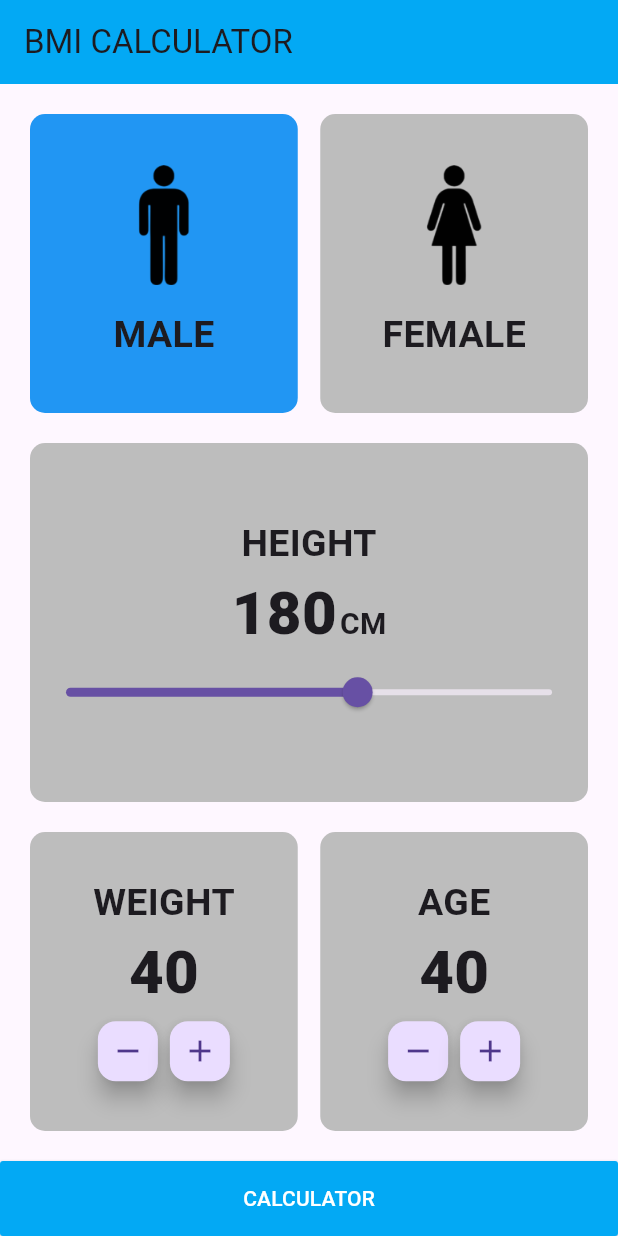
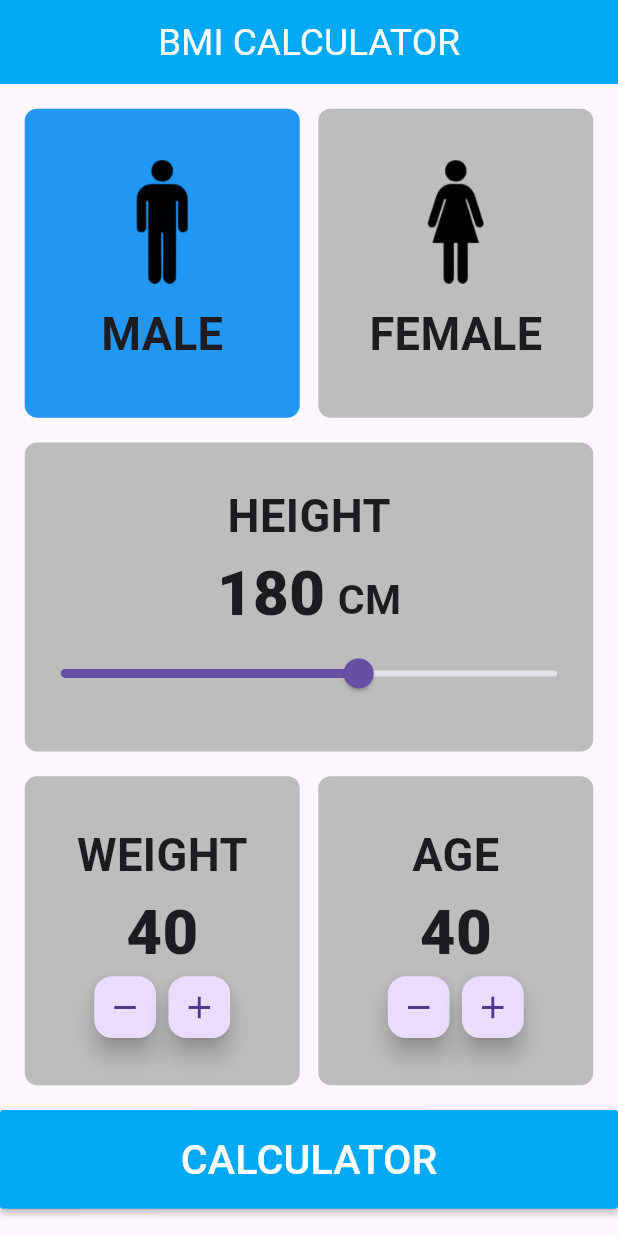
Before and after one commit to OmarMushtaha2020/bmi_app, a Flutter app: the screen it shows after launch, on a phone screen of 412 x 824 dp. Run offline on Flutter 3.47's test engine with Material 3 defaults, Android fonts, the phone set to English and light mode, and no system bars; our stand-ins replace bloc, device_preview, flutter_bloc, sizer.

Commit message:
Final Changes

```diff
--- a/lib/bloc_app/bloc.dart
+++ b/lib/bloc_app/bloc.dart
@@ -53,6 +53,7 @@ class BlocApp extends Bloc<AppEvent, AppState> {
     changeValueOfSlider(value);
     yield SliderValueChangedSuccessfully();
   }
+//com.example.my.bmi_app
 
   Stream<AppState> _mapIncreaseAgeToState() async* {
     increaseMyAge();
--- a/lib/main.dart
+++ b/lib/main.dart
@@ -4,7 +4,7 @@ import 'package:bmi_app/shared/route/app_route.dart';
 import 'package:device_preview/device_preview.dart';
 import 'package:flutter/material.dart';
 import 'package:flutter_bloc/flutter_bloc.dart';
-
+import 'package:sizer/sizer.dart'; // Import the sizer package
 
 void main() {
   Bloc.observer = BlocObserverToApp();
@@ -21,37 +21,19 @@ void main() {
   );
 }
 
-
-
 class MyApp extends StatelessWidget {
   AppRoute appRoute = AppRoute();
 
   @override
   Widget build(BuildContext context) {
-    return MaterialApp(
-      builder: DevicePreview.appBuilder,
-      onGenerateRoute: appRoute.generateRoute,
-      debugShowCheckedModeBanner: false,
+    return Sizer( // Wrap your MaterialApp with Sizer
+      builder: (context, orientation, deviceType) {
+        return MaterialApp(
+          builder: DevicePreview.appBuilder,
+          onGenerateRoute: appRoute.generateRoute,
+          debugShowCheckedModeBanner: false,
+        );
+      },
     );
   }
 }
-
-// home: AnimatedSplashScreen(splashIconSize: double.infinity,splash:
-// Column(
-// mainAxisAlignment: MainAxisAlignment.center,
-// children: [
-// Image(image: AssetImage("assets/image/bmi.png"),height: 100,),
-//
-// Padding(
-// padding: const EdgeInsets.only(top: 10),
-// child: Text("Bmi Calculator",style: TextStyle(
-// fontSize: 18,
-// fontWeight: FontWeight.bold
-// ),),
-// )
-// ],
-// )
-// , nextScreen: Bmi_Calculator(),
-// splashTransition: SplashTransition.sizeTransition,
-//
-// ),
--- a/lib/presentations/screen/bmi_calculator_screen.dart
+++ b/lib/presentations/screen/bmi_calculator_screen.dart
@@ -5,6 +5,7 @@ import 'package:bmi_app/bloc_app/event.dart';
 import 'package:bmi_app/bloc_app/state.dart';
 import 'package:flutter/material.dart';
 import 'package:flutter_bloc/flutter_bloc.dart';
+import 'package:sizer/sizer.dart';
 class BmiCalculator extends StatelessWidget {
   @override
   Widget build(BuildContext context) {
@@ -15,14 +16,20 @@ class BmiCalculator extends StatelessWidget {
           return  Scaffold(
             appBar: AppBar(
               backgroundColor: Colors.lightBlue,
-              title: Text("BMI CALCULATOR"),
+              centerTitle: true,
+              title: Text("BMI CALCULATOR",style: TextStyle(
+                color: Colors.white,
+                fontSize: 18.sp
+              ),),
             ),
-            body: Column(
+            body: SingleChildScrollView(
+              child: Column(
                 children: [
-                Expanded(
+                  Padding(
+                    padding:  EdgeInsets.all(4.0.w),
                     child:
-                    Padding(
-                      padding: const EdgeInsets.all(20.0),
+                    Container(
+                      height: 25.h,
                       child: Row(
                         children: [
                           Expanded(
@@ -37,24 +44,25 @@ class BmiCalculator extends StatelessWidget {
                                   children: [
                                     Image(
                                       image: AssetImage("assets/image/male.png"),
-                                      width: 80,
-                                      height: 80,
+                                      width: 10.w,
+                                      height: 10.h,
+                                      fit: BoxFit.cover,
                                       color: Colors.black,),
-                                    SizedBox(height: 15.0,),
+                                    SizedBox(height: 1.5.h),
                                     Text("MALE", style: TextStyle(
-                                        fontSize: 25,
+                                        fontSize: 22.sp,
                                         fontWeight: FontWeight.bold
                                     ),),
                                   ],),
                                 decoration: BoxDecoration(
                                   color:BlocApp.get(context).isMale ? Colors.blue : Colors
                                       .grey[400],
-                                  borderRadius: BorderRadius.circular(10),
+                                  borderRadius: BorderRadius.circular(1.h),
                                 ),
                               ),
                             ),
                           ),
-                          SizedBox(width: 15,),
+                          SizedBox(width: 3.w,),
                           Expanded(
                             child: GestureDetector(
                               onTap: () {
@@ -67,18 +75,19 @@ class BmiCalculator extends StatelessWidget {
                                   children: [
                                     Image(image: AssetImage(
                                         "assets/image/female.png"),
-                                      width: 80,
-                                      height: 80,
-                                      color: Colors.black,),
-                                    SizedBox(height: 15.0,),
+                                      width: 10.w,
+                                      height: 10.h,
+                                      color: Colors.black,
+                                    fit: BoxFit.cover,),
+                                    SizedBox(height: 1.5.h,),
                                     Text("FEMALE", style: TextStyle(
-                                        fontSize: 25,
+                                        fontSize: 22.sp,
                                         fontWeight: FontWeight.bold
                                     ),),
                                   ],),
                                 decoration: BoxDecoration(
                                   color: BlocApp.get(context).isMale ? Colors.grey[400] : Colors.blue,
-                                  borderRadius: BorderRadius.circular(10),
+                                  borderRadius: BorderRadius.circular(1.h),
                                 ),
                               ),
                             ),
@@ -86,23 +95,23 @@ class BmiCalculator extends StatelessWidget {
 
                         ],
                       ),
-                    )
                     ),
-                Expanded(
-                    child: Padding(
-                      padding: const EdgeInsets.symmetric(horizontal: 20),
+                  ),
+                  Padding(
+                    padding:  EdgeInsets.symmetric(horizontal: 4.w),
                     child: Container(
+                      height: 25.h,
                       decoration: BoxDecoration(
                         color: Colors.grey[400],
 
-                          borderRadius: BorderRadius.circular(10.0),
+                        borderRadius: BorderRadius.circular(1.h),
                       ),
                       child: Column(
                         mainAxisAlignment: MainAxisAlignment.center,
                         crossAxisAlignment: CrossAxisAlignment.center,
                         children: [
                           Text("HEIGHT", style: TextStyle(
-                                fontSize: 25.0,
+                              fontSize: 22.sp,
                               fontWeight: FontWeight.bold
                           ),),
                           Row(
@@ -113,12 +122,12 @@ class BmiCalculator extends StatelessWidget {
                             children: [
                               Text("${BlocApp.get(context).number
                                   .round()}", style: TextStyle(
-                                    fontSize: 40.0,
+                                  fontSize: 30.sp,
                                   fontWeight: FontWeight.w900
                               ),),
-                                SizedBox(width: 2,),
+                              SizedBox(width: 2.w,),
                               Text("CM", style: TextStyle(
-                                    fontSize: 20.0,
+                                  fontSize: 20.0.sp,
                                   fontWeight: FontWeight.bold
                               ),),
 
@@ -131,89 +140,110 @@ class BmiCalculator extends StatelessWidget {
                         ],
                       ),
                     ),
-                    )
                   ),
-                Expanded(
-                    child: Padding(
-                      padding: const EdgeInsets.all(20.0),
+                  Padding(
+                    padding:  EdgeInsets.all(4.w),
+                    child: Container(
+                      height: 25.h,
                       child: Row(
                         children: [
                           Expanded(
                             child: Container(
                               decoration: BoxDecoration(
                                 color: Colors.grey[400],
-                                borderRadius: BorderRadius.circular(10),
+                                borderRadius: BorderRadius.circular(1.h),
                               ),
                               child: Column(
                                 mainAxisAlignment: MainAxisAlignment.center,
 
                                 children: [
                                   Text("WEIGHT", style: TextStyle(
-                                      fontSize: 25,
+                                      fontSize: 22.sp,
                                       fontWeight: FontWeight.bold
                                   ),),
                                   Text("${
                                       BlocApp.get(context).weight
                                           .round()}", style: TextStyle(
-                                      fontSize: 40,
+                                      fontSize: 30.sp,
                                       fontWeight: FontWeight.w900
 
                                   ),),
                                   Row(
                                     mainAxisAlignment: MainAxisAlignment.center,
                                     children: [
-                                      FloatingActionButton(onPressed: () {
+                                      SizedBox(
+                                        height: 5.h,
+                                        width: 10.w,
+                                        child: FloatingActionButton(onPressed: () {
                                           BlocApp.get(context).add(ReduceWeight());
                                         },
-                                        child: Icon(Icons.remove),
+                                          child: Icon(Icons.remove,size: 6.w,),
                                           mini: true,),
-                                      FloatingActionButton(
+                                      ),
+                                      SizedBox(width: 2.w,),
+                                      SizedBox(
+                                        height: 5.h,
+                                        width: 10.w,
+                                        child: FloatingActionButton(
                                           heroTag: "qw",
                                           onPressed: () {
 
                                             BlocApp.get(context).add(IncreaseWeight());
 
                                           },
-                                        child: Icon(Icons.add),
+                                          child: Icon(Icons.add,size: 6.w,),
                                           mini: true,),
+                                      ),
                                     ],),
                                 ],
                               ),
                             ),
                           ),
-                          SizedBox(width: 15,),
+                          SizedBox(width: 3.w,),
                           Expanded(
                             child: Container(
+
                               decoration: BoxDecoration(
                                 color: Colors.grey[400],
-                                borderRadius: BorderRadius.circular(10),
+                                borderRadius: BorderRadius.circular(1.h),
                               ),
                               child: Column(
                                 mainAxisAlignment: MainAxisAlignment.center,
+                                mainAxisSize: MainAxisSize.max,
                                 children: [
                                   Text("AGE", style: TextStyle(
-                                      fontSize: 25,
+                                      fontSize: 22.sp,
                                       fontWeight: FontWeight.bold
                                   ),),
                                   Text("${BlocApp.get(context).age
                                       .round()}", style: TextStyle(
-                                      fontSize: 40,
+                                      fontSize: 30.sp,
                                       fontWeight: FontWeight.w900
                                   ),),
                                   Row(
                                     mainAxisAlignment: MainAxisAlignment.center,
                                     children: [
-                                      FloatingActionButton(onPressed: () {
+                                      SizedBox(
+                                        height: 5.h,
+                                        width: 10.w,
+                                        child: FloatingActionButton(onPressed: () {
                                           BlocApp.get(context).add(ReduceAge());
                                         },
-                                        child: Icon(Icons.remove),
+                                          child: Icon(Icons.remove,size: 6.w,),
                                           mini: true,),
-                                      FloatingActionButton(onPressed: () {
+                                      ),
+                                      SizedBox(width: 2.w,),
+
+                                      SizedBox(
+                                        height: 5.h,
+                                        width: 10.w,
+                                        child: FloatingActionButton(onPressed: () {
 
                                           BlocApp.get(context).add(IncreaseAge());
                                         },
-                                        child: Icon(Icons.add),
+                                          child: Icon(Icons.add,size: 6.w,),
                                           mini: true,),
+                                      ),
                                     ],),
                                 ],
                               ),
@@ -221,7 +251,7 @@ class BmiCalculator extends StatelessWidget {
                           ),
                         ],
                       ),
-                    )
+                    ),
                   ),
                   Container(
                       width: double.infinity,
@@ -232,12 +262,13 @@ class BmiCalculator extends StatelessWidget {
                         },
                         child: Text(
                           "CALCULATOR",
-                        style: TextStyle(color: Colors.white,),
+                          style: TextStyle(color: Colors.white,fontSize: 20.sp),
                         ),
-                      height: 50,
+                        height: 8.h,
                         color: Colors.lightBlue,
                       ))
                 ],
+              ),
             ),
           );
         },
--- a/lib/presentations/screen/bmi_result_screen.dart
+++ b/lib/presentations/screen/bmi_result_screen.dart
@@ -5,6 +5,7 @@ import 'package:bmi_app/bloc_app/state.dart';
 import 'package:flutter/cupertino.dart';
 import 'package:flutter/material.dart';
 import 'package:flutter_bloc/flutter_bloc.dart';
+import 'package:sizer/sizer.dart';
 
 class BmiResult extends StatelessWidget {
 
@@ -18,24 +19,32 @@ class BmiResult extends StatelessWidget {
         var Result = BlocApp.get(context).weight / pow(BlocApp.get(context).number / 100, 2);
 
         return Scaffold(
+
           appBar: AppBar(
-            title: Text("BMI RESULT"),
+            iconTheme: IconThemeData(
+              size: 24.sp, // Set the size of the default back arrow
+            ),
+            centerTitle: true,
+            title: Text("BMI RESULT",style: TextStyle(
+                       fontSize: 18.sp
+
+            ),),
           ),
           body: Center(
             child: Column(
               mainAxisAlignment: MainAxisAlignment.center,
               children: [
                 Text("Gender: ${BlocApp.get(context).isMale ? "MALE" : "FAMALE"}", style: TextStyle(
-                    fontSize: 25,
+                    fontSize: 20.sp,
                     fontWeight: FontWeight.bold
                 ),),
                 Text("Result:${Result.round()}"
                   , style: TextStyle(
-                      fontSize: 25,
+                      fontSize: 20.sp,
                       fontWeight: FontWeight.bold
                   ),),
                 Text("Age:${BlocApp.get(context).age}", style: TextStyle(
-                    fontSize: 25,
+                    fontSize: 20.sp,
                     fontWeight: FontWeight.bold
                 ),),
               ],
--- a/pubspec.yaml
+++ b/pubspec.yaml
@@ -38,6 +38,9 @@ dependencies:
   animated_splash_screen: ^1.2.0
   flutter_bloc: ^7.3.3
   device_preview: ^1.1.0
+  flutter_launcher_icons: ^0.13.1
+  sizer: ^2.0.15
+
 dev_dependencies:
   flutter_test:
     sdk: flutter
```
Also changed, not shown: pubspec.lock, 42 other files. Lines whose indentation alone changed are shown as unchanged.
